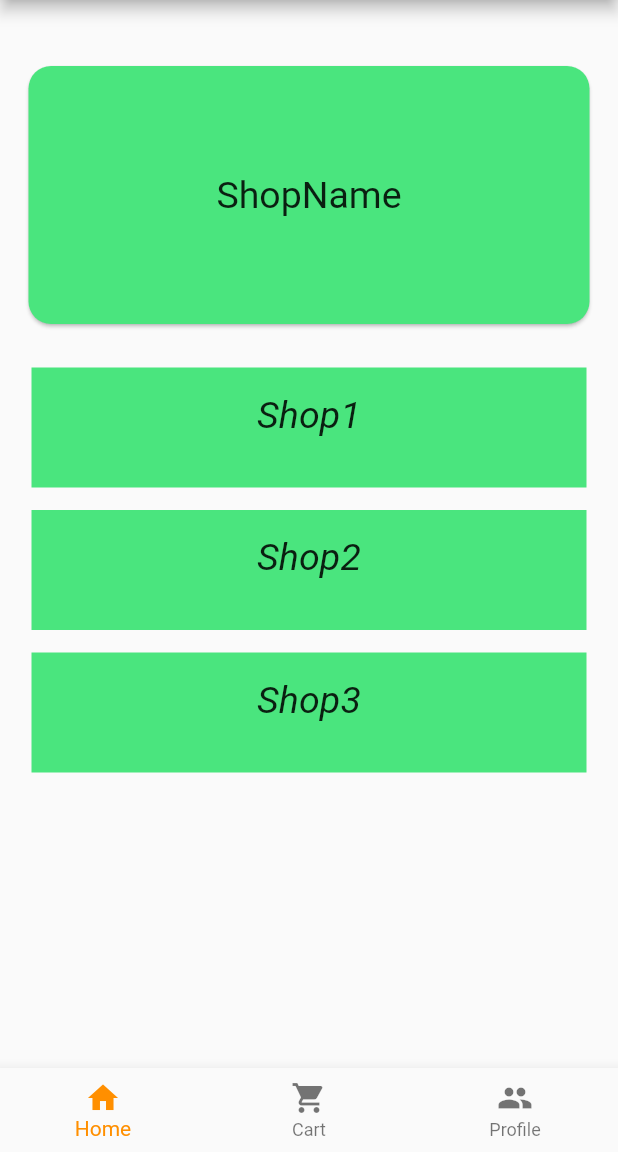
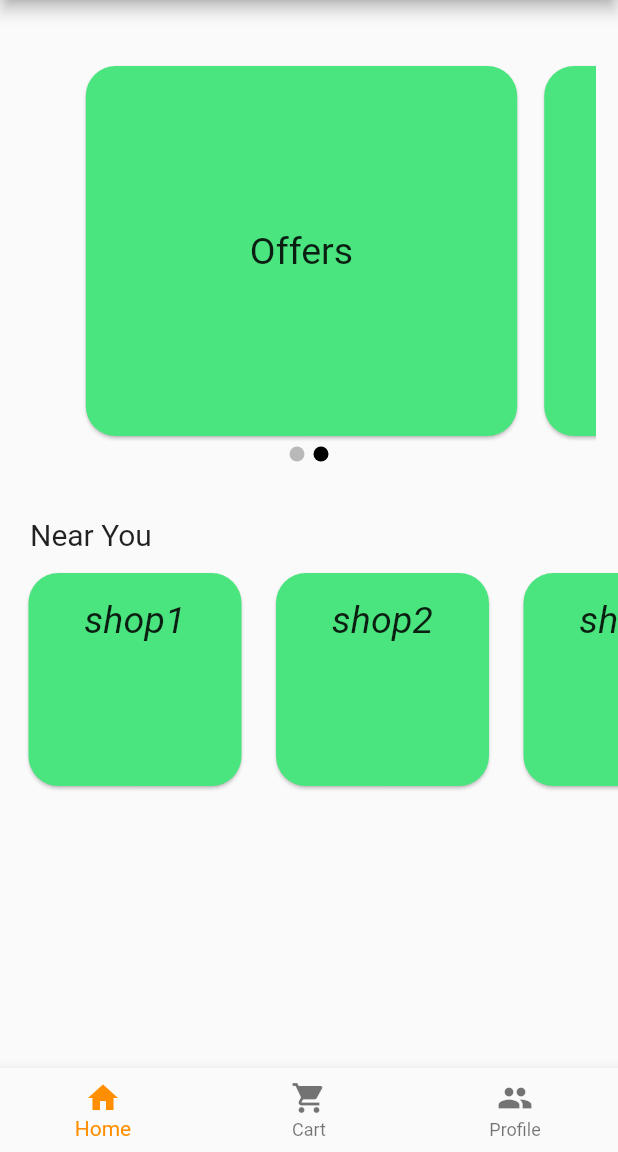
Before and after one commit to RaidenHub/WalkIn_App, a Flutter app: the screen it shows after launch, on a phone screen of 412 x 824 dp, the part 84-1236 px from its top. Run offline on Flutter 3.47's test engine with Material 2 defaults, Android fonts, the phone set to English and light mode, and no system bars.

Commit message:
carousel

```diff
--- /dev/null
+++ b/lib/AddPresets/carousel.dart
@@ -0,0 +1,79 @@
+import 'package:flutter/material.dart';
+
+class Carousel extends StatefulWidget {
+  const Carousel({Key? key}) : super(key: key);
+
+  @override
+  State<Carousel> createState() => _CarouselState();
+}
+
+class _CarouselState extends State<Carousel> {
+  late PageController _pageController;
+  int activePage = 1;
+
+  @override
+  void initState() {
+    super.initState();
+    _pageController = PageController(viewportFraction: 0.8);
+  }
+
+  List<Widget> indicators(imagesLength, currentIndex) {
+    return List<Widget>.generate(imagesLength, (index) {
+      return Container(
+        margin: EdgeInsets.all(3),
+        width: 10,
+        height: 10,
+        decoration: BoxDecoration(
+            color: currentIndex == index ? Colors.black : Colors.black26,
+            shape: BoxShape.circle),
+      );
+    });
+  }
+
+  @override
+  Widget build(BuildContext context) {
+    return Column(
+      children: [
+        AspectRatio(
+          aspectRatio: 3 / 2,
+          child: SizedBox(
+            height: 200,
+            width: MediaQuery.of(context).size.width,
+            child: PageView.builder(
+                itemCount: 2,
+                pageSnapping: true,
+                controller: _pageController,
+                onPageChanged: (page) {
+                  setState(() {
+                    activePage = page;
+                  });
+                },
+                itemBuilder: (context, pagePosition) {
+                  return Container(
+                    margin: EdgeInsets.only(right: 10),
+                    height: 200,
+
+                    // padding: EdgeInsets.symmetric(horizontal: 15, vertical: 10),
+                    child: Card(
+                      // height: 150.0,
+                      // width: ,
+                      color: Color.fromARGB(255, 74, 229, 126),
+                      shape: RoundedRectangleBorder(
+                          borderRadius: BorderRadius.circular(20)),
+                      child: Center(
+                          child: Text(
+                        "Offers",
+                        style: TextStyle(fontSize: 25),
+                      )),
+                    ),
+                  );
+                }),
+          ),
+        ),
+        Row(
+            mainAxisAlignment: MainAxisAlignment.center,
+            children: indicators(2, activePage))
+      ],
+    );
+  }
+}
--- a/lib/AddPresets/dips.dart
+++ b/lib/AddPresets/dips.dart
@@ -9,7 +9,7 @@ class Dips extends StatefulWidget {
 
 enum SingingCharacter { cheesedip, periperidip }
 
-var dips = ['cheesedip', 'periperidip'];
+var dips = ['cheesedip', 'periperidip', 'hello'];
 
 class _DipsState extends State<Dips> {
   SingingCharacter? _character = SingingCharacter.cheesedip;
@@ -28,7 +28,7 @@ class _DipsState extends State<Dips> {
               .map((character) => Padding(
                     padding: EdgeInsets.symmetric(horizontal: 10),
                     child: ListTile(
-                        tileColor: Colors.amber,
+                        // tileColor: Colors.amber,
                         shape: RoundedRectangleBorder(
                             borderRadius: BorderRadius.circular(15)),
                         // title: const Text('Cheese Dip'),
--- a/lib/AddPresets/sides.dart
+++ b/lib/AddPresets/sides.dart
@@ -12,7 +12,7 @@ class _SidesState extends State<Sides> {
   Widget build(BuildContext context) {
     return Container(
       width: 300,
-      child: Text('nvube'),
+      child: Text('sides'),
     );
   }
 }
--- a/lib/main.dart
+++ b/lib/main.dart
@@ -1,4 +1,5 @@
 import 'package:flutter/material.dart';
+import 'package:walk_in/AddPresets/carousel.dart';
 import 'package:walk_in/AddPresets/cart.dart';
 import 'package:walk_in/profile.dart';
 import 'package:walk_in/shop.dart';
@@ -34,7 +35,6 @@ class _MyHomePageState extends State<MyHomePage> {
   int index = 0;
   static const List<Widget> _widgetOptions = <Widget>[
     MyApp(),
-    // CartP(),
     CartP(),
     Profile(),
   ];
@@ -49,6 +49,7 @@ class _MyHomePageState extends State<MyHomePage> {
           context, MaterialPageRoute(builder: (context) => Profile()));
   }
 
+  var shops = ['shop1', 'shop2', 'shop3', 'shop4'];
   @override
   Widget build(BuildContext context) {
     return Scaffold(
@@ -59,94 +60,68 @@ class _MyHomePageState extends State<MyHomePage> {
         ),
         backgroundColor: Theme.of(context).primaryColor,
       ),
-      body: Column(
+      body: SingleChildScrollView(
+        child: Column(
           children: [
             SizedBox(
               height: 30,
             ),
             Container(
-            height: 200,
+              height: 300,
               padding: EdgeInsets.symmetric(horizontal: 15, vertical: 10),
-            child: Card(
-              // height: 150.0,
-              // width: ,
-              color: Color.fromARGB(255, 74, 229, 126),
-              shape: RoundedRectangleBorder(
-                  borderRadius: BorderRadius.circular(15)),
-              child: Center(
-                  child: Text(
-                "ShopName",
-                style: TextStyle(fontSize: 25),
-              )),
+              child: Carousel(),
+            ),
+            Padding(padding: EdgeInsets.only(top: 15)),
+            Container(
+              margin: EdgeInsets.only(right: 15),
+              child: Row(
+                mainAxisAlignment: MainAxisAlignment.start,
+                children: [
+                  Padding(padding: EdgeInsets.only(right: 20, bottom: 15)),
+                  Text(
+                    'Near You',
+                    style: TextStyle(fontSize: 20),
+                  ),
+                ],
               ),
             ),
-          Padding(padding: EdgeInsets.only(top: 15)),
-          InkWell(
+            Container(
+              child: SingleChildScrollView(
+                scrollDirection: Axis.horizontal,
+                child: Row(
+                  children: shops
+                      .map((e) => InkWell(
                             onTap: () {
                               Navigator.push(
                                   context,
-                MaterialPageRoute(builder: (context) => const Shops()),
-              );
+                                  MaterialPageRoute(
+                                      builder: (context) => const Shops()));
                             },
-            child: Center(
                             child: Container(
-                height: 80,
-                width: 370,
+                              height: 150,
+                              width: 150,
+                              margin: EdgeInsets.only(left: 15, top: 10),
+                              child: Card(
+                                shape: RoundedRectangleBorder(
+                                    borderRadius: BorderRadius.circular(20)),
                                 color: Color.fromARGB(255, 74, 229, 126),
                                 child: Text(
-                  "Shop1",
+                                  (e),
                                   textAlign: TextAlign.center,
                                   style: TextStyle(
-                      fontStyle: FontStyle.italic, height: 2, fontSize: 25),
+                                      fontStyle: FontStyle.italic,
+                                      height: 2,
+                                      fontSize: 25),
                                 ),
                               ),
                             ),
-          ),
-          Padding(padding: EdgeInsets.only(top: 15)),
-          InkWell(
-            onTap: () {
-              Navigator.push(
-                context,
-                MaterialPageRoute(builder: (context) => const Shops()),
-              );
-            },
-            child: Center(
-              child: Container(
-                height: 80,
-                width: 370,
-                color: Color.fromARGB(255, 74, 229, 126),
-                child: Text(
-                  "Shop2",
-                  textAlign: TextAlign.center,
-                  style: TextStyle(
-                      fontStyle: FontStyle.italic, height: 2, fontSize: 25),
+                          ))
+                      .toList(),
                 ),
               ),
+            )
+          ],
         ),
-          ),
-          Padding(padding: EdgeInsets.only(top: 15)),
-          InkWell(
-            onTap: () {
-              Navigator.push(
-                context,
-                MaterialPageRoute(builder: (context) => const Shops()),
-              );
-            },
-            child: Center(
-              child: Container(
-                height: 80,
-                width: 370,
-                color: Color.fromARGB(255, 74, 229, 126),
-                child: Text(
-                  "Shop3",
-                  textAlign: TextAlign.center,
-                  style: TextStyle(
-                      fontStyle: FontStyle.italic, height: 2, fontSize: 25),
-                ),
-              ),
-            ),
-          ),
-        ],
       ),
       bottomNavigationBar: BottomNavigationBar(
         currentIndex: index,
--- a/lib/newPresets.dart
+++ b/lib/newPresets.dart
@@ -18,9 +18,9 @@ class _NewPresetsState extends State<NewPresets> {
   var names = ['Food Items', 'Sides', 'Toppings', 'Beverages', 'Dips'];
   static const List<Widget> _widgetOptions = [
     FoodItems(),
+    Sides(),
+    Toppings(),
     Beverages(),
-    Toppings(),
-    Sides(),
     Dips(),
   ];
 
```
Also changed, not shown: lib/AddPresets/cart.dart (+27 -75 lines). Lines whose indentation alone changed are shown as unchanged.
